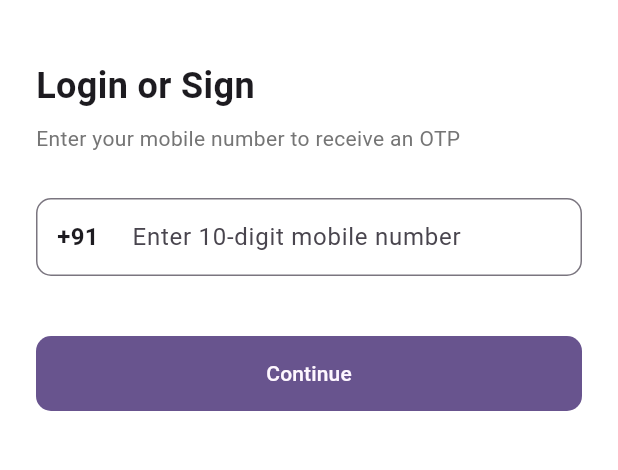
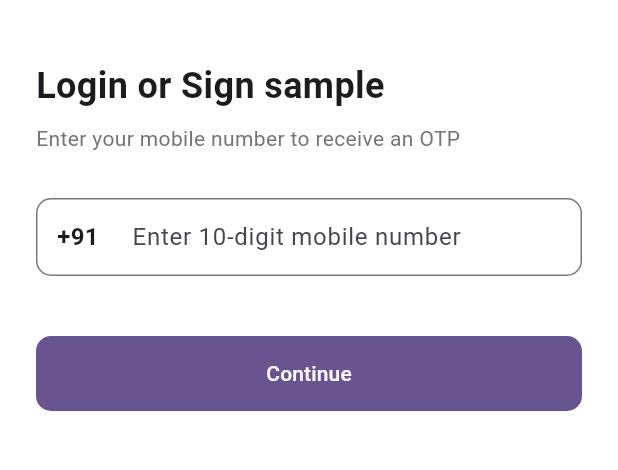
Before and after one commit to jobin114141/new_learn_ecomerse, a Flutter app: the screen it shows after launch, on a phone screen of 412 x 824 dp, the part 231-701 px from its top. Run offline on Flutter 3.47's test engine with Material 3 defaults, Android fonts, the phone set to English and light mode, and no system bars; our stand-ins replace dartz, dio, flutter_hooks, flutter_secure_storage, go_router, hooks_riverpod and 1 more; generated files the repository leaves out were written again; Roboto replaces fonts that are missing (Poppins).

Commit message:
updatede ss

```diff
--- a/lib/features/auth/presentation/screens/phone_login_screen.dart
+++ b/lib/features/auth/presentation/screens/phone_login_screen.dart
@@ -58,7 +58,7 @@ class LoginScreen extends HookConsumerWidget {
 
                 const SizedBox(height: 40),
                 const Text(
-                  'Login or Sign ',
+                  'Login or Sign sample ',
                   style: TextStyle(fontSize: 24, fontWeight: FontWeight.bold),
                 ),
                 const SizedBox(height: 8),
```
